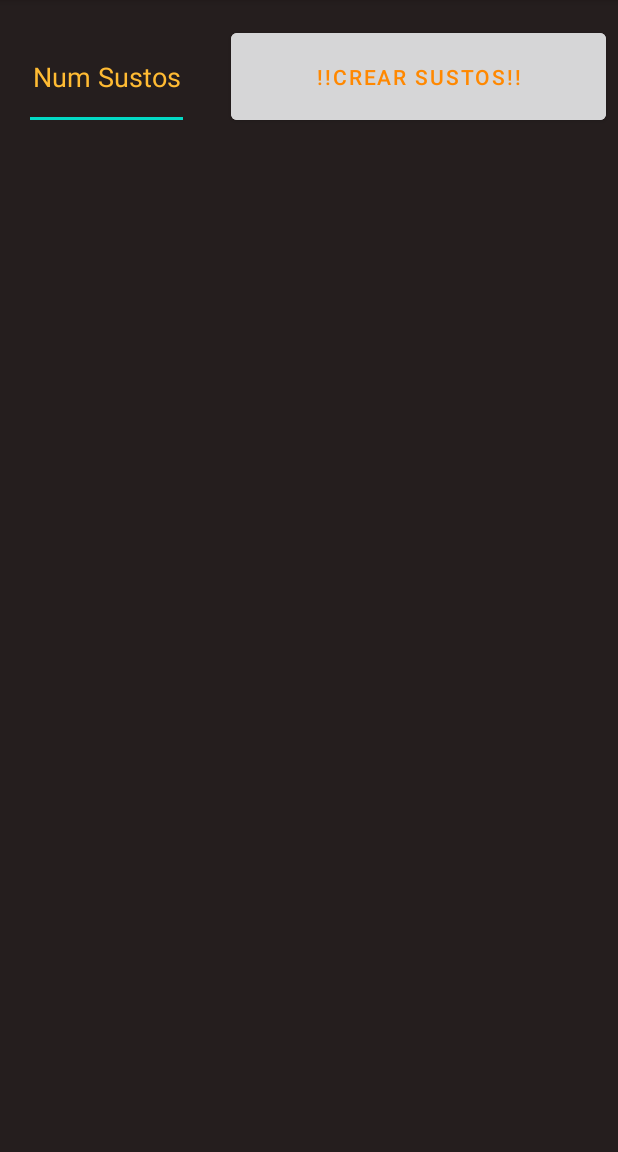
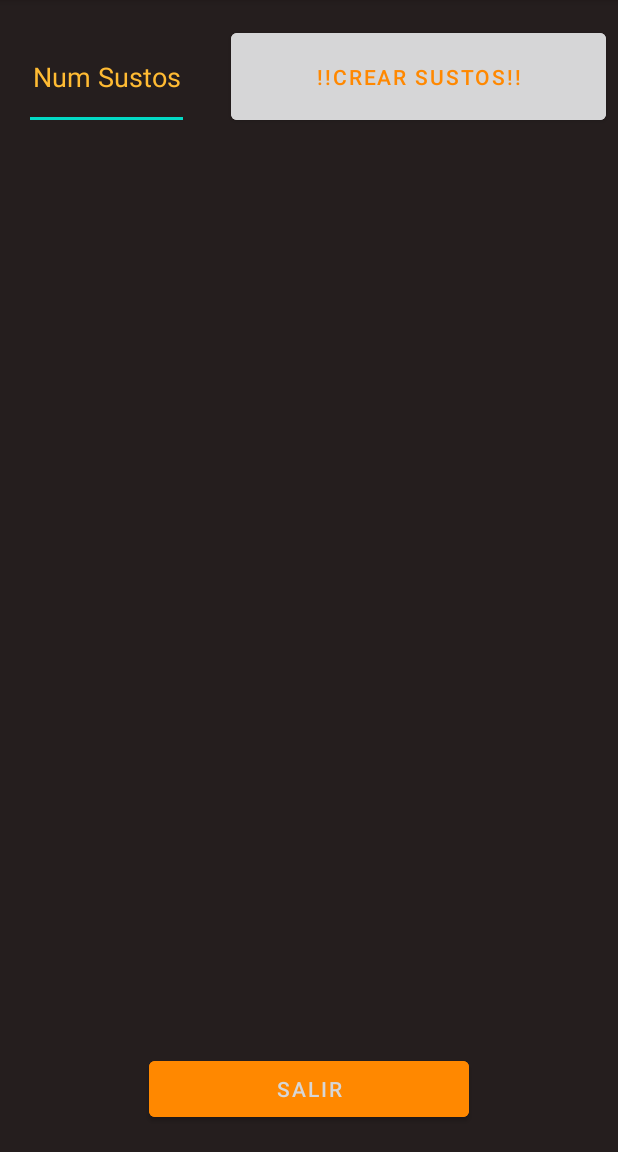
Before and after one commit to JuanmaGaitan24/DameUnSusto, an Android app: the screen it shows after launch (MainActivity), after a tap on "!!CREAR SUSTOS!!", on a phone screen of 412 x 824 dp, the part 84-1236 px from its top. Run offline under Robolectric (Android 15) with nearby library versions, the phone set to English and light mode, and no system bars; 1 statement that could not run was skipped.

Commit message:
Dame Un Susto VFinal

```diff
--- a/app/src/main/java/com/example/dameunsusto/MainActivity.java
+++ b/app/src/main/java/com/example/dameunsusto/MainActivity.java
@@ -26,9 +26,10 @@ import android.widget.Toast;
 
 public class MainActivity extends AppCompatActivity {
 
-    LinearLayout listaSpinner, listaNsegundos, listaplay;
+    LinearLayout listaSpinner, listaNsegundos, listaplay, listaPause;
     EditText etCantSustos;
     Button btnCrearSustos;
+    Button btnSalir;
     ScrollView listaPrincipal;
 
     int NumeroDeSustos;
@@ -61,6 +62,13 @@ public class MainActivity extends AppCompatActivity {
 
     String[] nombresSonidos = new String[]{};
 
+    boolean[] pausaspulsadas;
+    boolean[] hilosactivos;
+    boolean[] hilocreado;
+
+    boolean hiloactivo = false;
+    boolean pausa = false;
+
     @Override
     protected void onCreate(Bundle savedInstanceState) {
         super.onCreate(savedInstanceState);
@@ -82,9 +90,12 @@ public class MainActivity extends AppCompatActivity {
         listaSpinner = findViewById(R.id.filaSpinner);
         listaNsegundos = findViewById(R.id.filaTextNumber);
         listaplay = findViewById(R.id.filacuentaatras);
+        listaPause = findViewById(R.id.filaPausa);
         etCantSustos = findViewById(R.id.editTextNSustos);
         btnCrearSustos = findViewById(R.id.buttonCrearSustos);
         listaPrincipal = findViewById(R.id.listaSustos);
+        btnSalir = findViewById(R.id.buttonSalir);
+
 
         btnCrearSustos.setOnClickListener(new View.OnClickListener() {
             @Override
@@ -94,18 +105,23 @@ public class MainActivity extends AppCompatActivity {
 
                 NumeroDeSustos = numsustos;
 
+                pausaspulsadas = new boolean[NumeroDeSustos];
+                hilosactivos = new boolean[NumeroDeSustos];
+                hilocreado = new boolean[NumeroDeSustos];
+
                 if (numsustos >= 1 && numsustos <= 10){
 
                     for (int i = 0; i < numsustos; i++){
 
                         Spinner listaSonidos = new Spinner(MainActivity.this);
                         EditText Nsegundos = new EditText(MainActivity.this);
+                        Button btnPausa = new Button(MainActivity.this);
                         Button btnCuentaAtras = new Button(MainActivity.this);
 
-                        listaSonidos.setLayoutParams(new LinearLayout.LayoutParams(500, 250));
+                        listaSonidos.setLayoutParams(new LinearLayout.LayoutParams(435, 185));
                         listaSonidos.setPadding(20,60,0,40);
 
-                        Nsegundos.setLayoutParams(new LinearLayout.LayoutParams(325, 250));
+                        Nsegundos.setLayoutParams(new LinearLayout.LayoutParams(260, 185));
                         Nsegundos.setInputType(2);
                         Nsegundos.setTextColor(getResources().getColor(android.R.color.holo_orange_dark));
                         Nsegundos.setHint(getString(R.string.numerosegundos));
@@ -113,13 +129,17 @@ public class MainActivity extends AppCompatActivity {
                         Nsegundos.setHintTextColor(getResources().getColor(android.R.color.holo_orange_light));
                         Nsegundos.setPadding(30,60,0,40);
 
-                        btnCuentaAtras.setLayoutParams(new LinearLayout.LayoutParams(250, 250));
+                        btnCuentaAtras.setLayoutParams(new LinearLayout.LayoutParams(185, 185));
                         btnCuentaAtras.setBackground(getResources().getDrawable(R.drawable.play));
+
+                        btnPausa.setLayoutParams(new ViewGroup.LayoutParams(185,185));
+                        btnPausa.setBackground(getResources().getDrawable(R.drawable.pausa));
+                        btnPausa.setId(i);
 
                         listaSpinner.addView(listaSonidos);
                         listaNsegundos.addView(Nsegundos);
+                        listaPause.addView(btnPausa);
                         listaplay.addView(btnCuentaAtras);
-
 
                         AdaptadorParaSustos adaptadorParaSustos = new AdaptadorParaSustos(MainActivity.this, R.layout.lista, nombresSonidos);
                         listaSonidos.setAdapter(adaptadorParaSustos);
@@ -138,7 +158,11 @@ public class MainActivity extends AppCompatActivity {
 
                                     int posSonido = listaSonidos.getSelectedItemPosition();
 
-                                    MiCuentaAtras miCuentaAtras = new MiCuentaAtras(tiempo, posSonido, listaSonidos, listaSpinner,Nsegundos, listaNsegundos, btnCuentaAtras, listaplay);
+                                    hilocreado[btnPausa.getId()] = true;
+                                    hilosactivos[btnPausa.getId()] = true;
+                                    pausaspulsadas[btnPausa.getId()] = false;
+
+                                    MiCuentaAtras miCuentaAtras = new MiCuentaAtras(tiempo, posSonido, listaSonidos, listaSpinner,Nsegundos, listaNsegundos, btnCuentaAtras, listaplay, btnPausa.getId());
                                     miCuentaAtras.executeOnExecutor(AsyncTask.THREAD_POOL_EXECUTOR);
 
                                     listaSonidos.setEnabled(false);
@@ -150,6 +174,49 @@ public class MainActivity extends AppCompatActivity {
                                     toast.show();
                                 }
 
+                            }
+                        });
+
+                        btnPausa.setOnClickListener(new View.OnClickListener() {
+                            @Override
+                            public void onClick(View view) {
+
+                                int numSeg;
+
+                                if (hilocreado[btnPausa.getId()]){
+
+                                    if (pausaspulsadas[btnPausa.getId()] && !hilosactivos[btnPausa.getId()]){
+
+                                        numSeg = Integer.valueOf(String.valueOf(Nsegundos.getText()));
+
+                                        int tiempo = numSeg;
+
+                                        int posSonido = listaSonidos.getSelectedItemPosition();
+
+                                        hilocreado[btnPausa.getId()] = true;
+                                        hilosactivos[btnPausa.getId()] = true;
+                                        pausaspulsadas[btnPausa.getId()] = false;
+
+                                        MiCuentaAtras miCuentaAtras = new MiCuentaAtras(tiempo, posSonido, listaSonidos, listaSpinner,Nsegundos, listaNsegundos, btnCuentaAtras, listaplay, btnPausa.getId());
+                                        miCuentaAtras.executeOnExecutor(AsyncTask.THREAD_POOL_EXECUTOR);
+
+                                    }
+                                    else {
+
+                                        hilosactivos[btnPausa.getId()] = false;
+                                        pausaspulsadas[btnPausa.getId()] = true;
+
+                                    }
+
+                                }else {
+
+                                    listaSpinner.removeView(listaSonidos);
+                                    listaNsegundos.removeView(Nsegundos);
+                                    listaPause.removeView(btnPausa);
+                                    listaplay.removeView(btnCuentaAtras);
+
+                                    comprobarlista();
+                                }
 
                             }
                         });
@@ -168,12 +235,24 @@ public class MainActivity extends AppCompatActivity {
             }
         });
 
+        btnSalir.setOnClickListener(new View.OnClickListener() {
+            @Override
+            public void onClick(View view) {
+
+                finish();
+
+            }
+        });
+
     }
 
     class MiCuentaAtras extends AsyncTask<String, String,String> {
 
         int miTiempo;
         int miPosSonido;
+        int miPos;
+        boolean mihiloactivo;
+        boolean miPausa;
         TextView miNsegundos;
         Spinner miListaSonidos;
         Button miBtnCuentaAtras;
@@ -181,21 +260,7 @@ public class MainActivity extends AppCompatActivity {
         LinearLayout miListaNSegundos;
         LinearLayout miListaPlay;
 
-        public MiCuentaAtras(int tiempo, int possonido,EditText nsegundos) {
-            miTiempo = tiempo;
-            miPosSonido = possonido;
-            miNsegundos = nsegundos;
-        }
-
-        public MiCuentaAtras(int tiempo, int posSonido, EditText nsegundos, LinearLayout listaNsegundos) {
-
-            miTiempo = tiempo;
-            miPosSonido = posSonido;
-            miNsegundos = nsegundos;
-            miListaNSegundos = listaNsegundos;
-        }
-
-        public MiCuentaAtras(int tiempo, int posSonido, Spinner listaSonidos, LinearLayout listaSpinner, EditText nsegundos, LinearLayout listaNsegundos, Button btnCuentaAtras, LinearLayout listaplay) {
+        public MiCuentaAtras(int tiempo, int posSonido, Spinner listaSonidos, LinearLayout listaSpinner, EditText nsegundos, LinearLayout listaNsegundos, Button btnCuentaAtras, LinearLayout listaplay, int pos) {
 
             miTiempo = tiempo;
             miPosSonido = posSonido;
@@ -205,6 +270,7 @@ public class MainActivity extends AppCompatActivity {
             miListaSpinner = listaSpinner;
             miListaNSegundos = listaNsegundos;
             miListaPlay = listaplay;
+            miPos = pos;
 
         }
 
@@ -217,6 +283,7 @@ public class MainActivity extends AppCompatActivity {
         @Override
         protected void onPostExecute(String s) {
 
+            if (!pausaspulsadas[miPos]){
                 MediaPlayer mediaPlayer = MediaPlayer.create(MainActivity.this, sonidos[miPosSonido]);
                 mediaPlayer.start();
                 miListaSpinner.removeView(miListaSonidos);
@@ -224,13 +291,14 @@ public class MainActivity extends AppCompatActivity {
                 miListaPlay.removeView(miBtnCuentaAtras);
 
                 comprobarlista();
+            }
 
         }
 
         @Override
         protected String doInBackground(String... strings) {
 
-            while (miTiempo > 0){
+            while (miTiempo > 0 && hilosactivos[miPos]){
 
                 publishProgress();
 
--- a/app/src/main/res/layout-land/activity_main.xml
+++ b/app/src/main/res/layout-land/activity_main.xml
@@ -5,12 +5,13 @@
     android:layout_width="match_parent"
     android:layout_height="match_parent"
     android:background="@color/minegro"
-    tools:context=".MainActivity" >
+    tools:context=".MainActivity">
 
     <Button
         android:id="@+id/buttonCrearSustos"
         android:layout_width="250dp"
-        android:layout_height="70dp"
+        android:layout_height="0dp"
+        android:layout_marginBottom="132dp"
         android:backgroundTint="@color/ic_launcher_background"
         android:text="@string/crearsustos"
         android:textColor="@android:color/holo_orange_dark"
@@ -18,7 +19,7 @@
         app:layout_constraintEnd_toEndOf="parent"
         app:layout_constraintHorizontal_bias="0.92"
         app:layout_constraintStart_toStartOf="parent"
-        app:layout_constraintTop_toTopOf="parent"
+        app:layout_constraintTop_toBottomOf="@+id/button"
         app:layout_constraintVertical_bias="0.621" />
 
     <EditText
@@ -40,10 +41,12 @@
 
     <ScrollView
         android:id="@+id/listaSustos"
-        android:layout_width="409dp"
+        android:layout_width="0dp"
         android:layout_height="0dp"
+        android:layout_marginEnd="207dp"
         app:layout_constraintBottom_toBottomOf="parent"
         app:layout_constraintEnd_toEndOf="parent"
+        app:layout_constraintEnd_toStartOf="@+id/button"
         app:layout_constraintHorizontal_bias="0.0"
         app:layout_constraintStart_toStartOf="parent"
         app:layout_constraintTop_toTopOf="parent"
@@ -74,4 +77,31 @@
         </LinearLayout>
     </ScrollView>
 
+    <Button
+        android:id="@+id/buttonSalir"
+        android:layout_width="213dp"
+        android:layout_height="49dp"
+        android:backgroundTint="@color/ic_launcher_background"
+        android:text="@string/texSalir"
+        android:textColor="@android:color/holo_orange_dark"
+        app:layout_constraintBottom_toBottomOf="parent"
+        app:layout_constraintEnd_toEndOf="parent"
+        app:layout_constraintHorizontal_bias="0.891"
+        app:layout_constraintStart_toStartOf="parent"
+        app:layout_constraintTop_toTopOf="parent"
+        app:layout_constraintVertical_bias="0.864" />
+
+    <Button
+        android:id="@+id/button"
+        android:layout_width="wrap_content"
+        android:layout_height="wrap_content"
+        android:layout_marginTop="40dp"
+        android:layout_marginEnd="64dp"
+        android:layout_marginBottom="128dp"
+        android:text="Button"
+        app:layout_constraintBottom_toTopOf="@+id/buttonCrearSustos"
+        app:layout_constraintEnd_toEndOf="parent"
+        app:layout_constraintStart_toEndOf="@+id/listaSustos"
+        app:layout_constraintTop_toTopOf="parent" />
+
 </androidx.constraintlayout.widget.ConstraintLayout>
--- a/app/src/main/res/layout/activity_main.xml
+++ b/app/src/main/res/layout/activity_main.xml
@@ -41,12 +41,13 @@
     <ScrollView
         android:id="@+id/listaSustos"
         android:layout_width="409dp"
-        android:layout_height="600dp"
+        android:layout_height="500dp"
         android:layout_marginTop="45dp"
         app:layout_constraintBottom_toBottomOf="parent"
         app:layout_constraintEnd_toEndOf="parent"
         app:layout_constraintStart_toStartOf="parent"
-        app:layout_constraintTop_toBottomOf="@+id/editTextNSustos">
+        app:layout_constraintTop_toBottomOf="@+id/editTextNSustos"
+        app:layout_constraintVertical_bias="0.19999999">
 
         <LinearLayout
             android:layout_width="match_parent"
@@ -69,8 +70,29 @@
                 android:id="@+id/filacuentaatras"
                 android:layout_width="wrap_content"
                 android:layout_height="wrap_content"
+                android:orientation="vertical">
+
+            </LinearLayout>
+
+            <LinearLayout
+                android:id="@+id/filaPausa"
+                android:layout_width="match_parent"
+                android:layout_height="match_parent"
                 android:orientation="vertical"></LinearLayout>
         </LinearLayout>
     </ScrollView>
 
+    <Button
+        android:id="@+id/buttonSalir"
+        android:layout_width="213dp"
+        android:layout_height="49dp"
+        android:backgroundTint="@android:color/holo_orange_dark"
+        android:text="@string/texSalir"
+        android:textColor="@color/ic_launcher_background"
+        app:layout_constraintBottom_toBottomOf="parent"
+        app:layout_constraintEnd_toEndOf="parent"
+        app:layout_constraintStart_toStartOf="parent"
+        app:layout_constraintTop_toTopOf="parent"
+        app:layout_constraintVertical_bias="0.976" />
+
 </androidx.constraintlayout.widget.ConstraintLayout>
--- a/app/src/main/res/layout/lista.xml
+++ b/app/src/main/res/layout/lista.xml
@@ -9,7 +9,7 @@
     <TextView
         android:id="@+id/textViewtitulo"
         android:layout_width="wrap_content"
-        android:layout_height="40dp"
+        android:layout_height="30dp"
         android:gravity="center_vertical"
         android:text="TextView"
         android:textColor="@android:color/holo_orange_dark"
@@ -23,8 +23,8 @@
 
     <ImageView
         android:id="@+id/imageViewIcono"
-        android:layout_width="40dp"
-        android:layout_height="40dp"
+        android:layout_width="30dp"
+        android:layout_height="30dp"
         app:layout_constraintBottom_toBottomOf="parent"
         app:layout_constraintEnd_toEndOf="parent"
         app:layout_constraintHorizontal_bias="1.0"
--- a/app/src/main/res/values/strings.xml
+++ b/app/src/main/res/values/strings.xml
@@ -25,4 +25,5 @@
     <string name="maderacruguiendo">Madera cruguiendo</string>
     <string name="zombie">Zombie gritando</string>
     <string name="segundosmal">La cantidad de segundos pasada es incorrecta</string>
+    <string name="texSalir">Salir</string>
 </resources>
```
Also changed, not shown: app/src/main/res/drawable/pausa.webp (added), 1 other file. Lines whose indentation alone changed are shown as unchanged.
